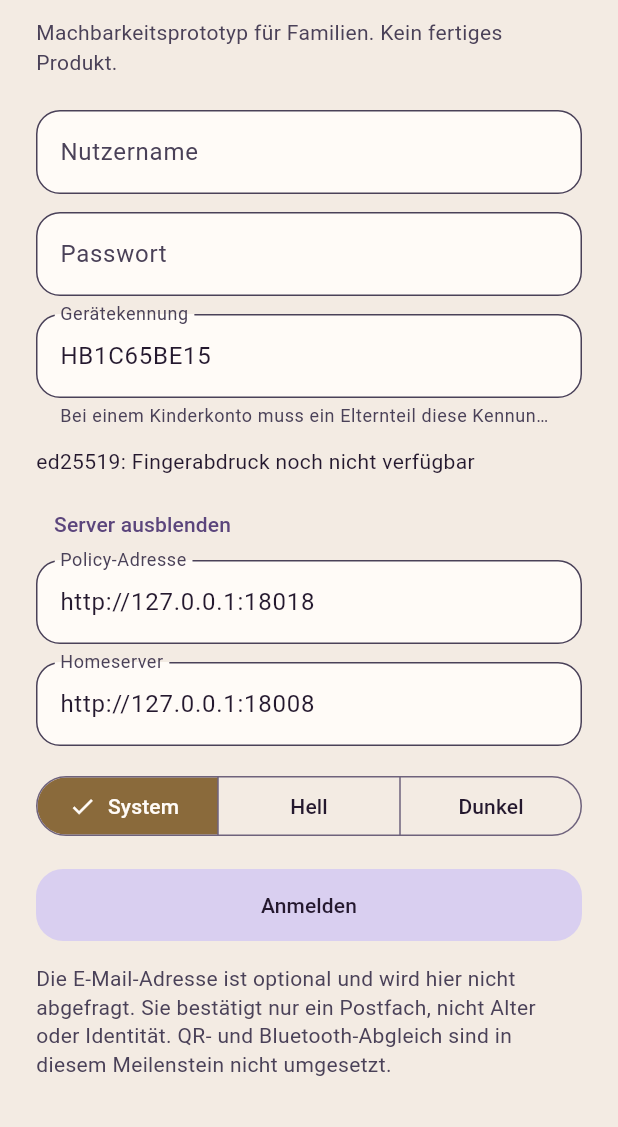
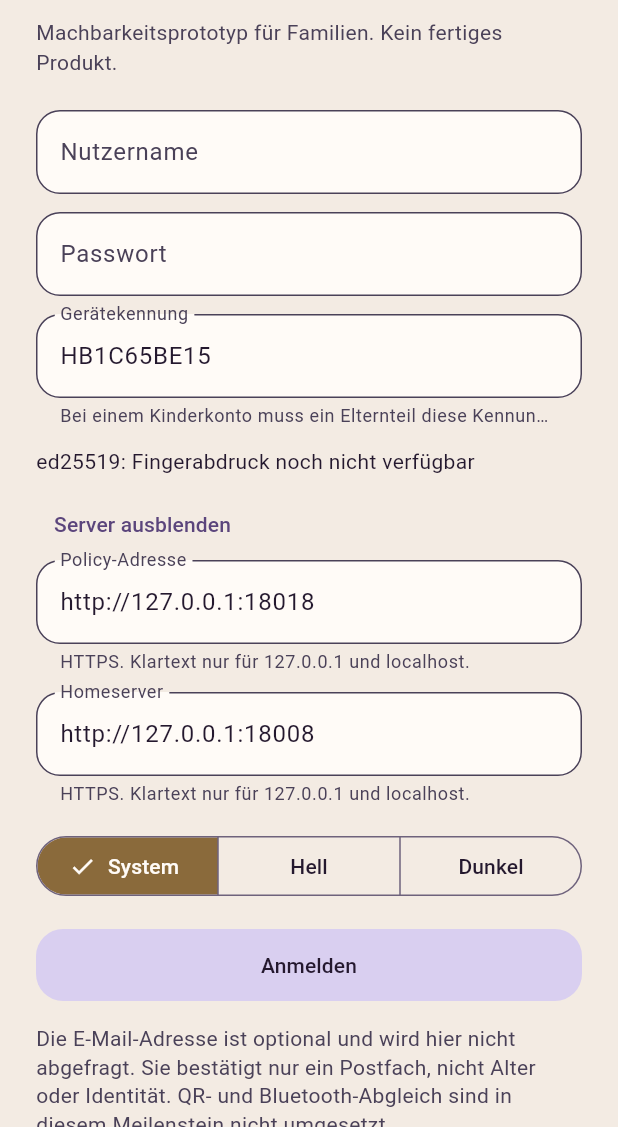
Before and after one commit to 0xNeonCode/HooBird, a Flutter app: the screen it shows after launch, after a tap on "Server anzeigen", on a phone screen of 412 x 824 dp, the part 109-1236 px from its top. Run offline on Flutter 3.47's test engine with Material 3 defaults, Android fonts, the phone set to English and light mode, and no system bars; our stand-ins replace image_picker, scrollable_positioned_list, shared_preferences, sqflite_common_ffi; missing offline and left inert: flutter_vodozemac, matrix, qr, vodozemac; accounts and stored records are empty.

Commit message:
Make homeserver and policy URLs a build setting.
Co-authored-by: Andreas Kirsch <andreas.kirsch@kirsch-simplytrade.de>

```diff
--- /dev/null
+++ b/app/lib/endpoints.dart
@@ -0,0 +1,77 @@
+// SPDX-License-Identifier: AGPL-3.0-or-later
+// Copyright 2026. Legal name of the copyright holder is not recorded in this repository.
+
+/// Loopback defaults. A build without `--dart-define` keeps these so the
+/// emulator and the local stack stay unchanged.
+const loopbackPolicyUrl = 'http://127.0.0.1:18018';
+const loopbackHomeserver = 'http://127.0.0.1:18008';
+
+/// Policy origin, including an optional path prefix. No trailing slash.
+const buildPolicyUrl = String.fromEnvironment(
+  'HOOBIRD_POLICY_BASE',
+  defaultValue: loopbackPolicyUrl,
+);
+
+/// Matrix Client-Server base. The SDK appends `/_matrix/...`.
+const buildHomeserver = String.fromEnvironment(
+  'HOOBIRD_HOMESERVER',
+  defaultValue: loopbackHomeserver,
+);
+
+/// True when this binary was compiled for a server other than loopback.
+/// A pinned build ignores a previously saved loopback address.
+bool get buildEndpointsPinned =>
+    buildPolicyUrl != loopbackPolicyUrl || buildHomeserver != loopbackHomeserver;
+
+bool loopbackHost(String host) {
+  switch (host.toLowerCase()) {
+    case '127.0.0.1':
+    case 'localhost':
+    case '::1':
+      return true;
+    default:
+      return false;
+  }
+}
+
+/// HTTPS everywhere except HTTP to this device's own loopback.
+/// Userinfo is rejected so a URL cannot carry a password.
+String? endpointRejection(String raw) {
+  final uri = Uri.tryParse(raw.trim());
+  if (uri == null || !uri.hasScheme || uri.host.isEmpty || uri.hasFragment) {
+    return 'Die Serveradresse ist ungültig.';
+  }
+  if (uri.userInfo.isNotEmpty) {
+    return 'Die Serveradresse darf keine Zugangsdaten enthalten.';
+  }
+  if (uri.scheme == 'https') return null;
+  if (uri.scheme == 'http' && loopbackHost(uri.host)) return null;
+  return 'Nur HTTPS ist erlaubt. Klartext-HTTP bleibt auf 127.0.0.1 und localhost beschränkt.';
+}
+
+bool sameEndpoint(String a, String b) {
+  String normalized(String raw) {
+    final uri = Uri.parse(raw.trim());
+    final path = uri.path.replaceAll(RegExp(r'/+$'), '');
+    return uri.replace(path: path, query: '', fragment: '').toString();
+  }
+
+  return normalized(a) == normalized(b);
+}
+
+String resolvedEndpoint(String? stored, String fallback) {
+  if (buildEndpointsPinned) return fallback;
+  if (stored == null || stored.trim().isEmpty) return fallback;
+  if (endpointRejection(stored) != null) return fallback;
+  return stored.trim();
+}
+
+/// Join [path] onto a policy base. A base of `https://host/policy` and a path
+/// of `/_hoobird/v1/login` becomes `https://host/policy/_hoobird/v1/login`.
+Uri policyRequestUri(String baseUrl, String path, {Map<String, String>? query}) {
+  final base = Uri.parse(baseUrl.trim().replaceAll(RegExp(r'/+$'), ''));
+  return base.replace(
+    path: '${base.path}$path',
+    queryParameters: query,
+  );
+}
--- a/app/lib/main.dart
+++ b/app/lib/main.dart
@@ -5,6 +5,7 @@ import 'package:flutter/material.dart';
 import 'package:matrix/matrix.dart';
 import 'package:shared_preferences/shared_preferences.dart';
 
+import 'endpoints.dart';
 import 'session.dart';
 import 'theme.dart';
 import 'ui/gate.dart';
@@ -17,11 +18,16 @@ Future<void> main() async {
   String? bootstrapError;
   Client? client;
   try {
+    final rejected = endpointRejection(buildHomeserver) ?? endpointRejection(buildPolicyUrl);
+    if (rejected != null) {
+      throw StateError(rejected);
+    }
+    await dropStoredSessionWhenBuildServerDiffers(prefs);
     await initVodozemac();
     client = await openHoobirdClient();
-    final stored = prefs.getString('homeserver');
+    final stored = resolvedEndpoint(prefs.getString('homeserver'), buildHomeserver);
     await client.init(
-      newHomeserver: stored == null || stored.isEmpty ? null : Uri.parse(stored),
+      newHomeserver: Uri.parse(stored),
     );
   } catch (exc) {
     bootstrapError = 'Start fehlgeschlagen: $exc';
--- a/app/lib/session.dart
+++ b/app/lib/session.dart
@@ -15,11 +15,24 @@ import 'package:shared_preferences/shared_preferences.dart';
 import 'package:sqflite_common_ffi/sqflite_ffi.dart';
 import 'package:vodozemac/vodozemac.dart' as olm;
 
+import 'endpoints.dart';
 import 'pickle_key.dart';
 import 'policy_api.dart';
 
-const defaultPolicyUrl = 'http://127.0.0.1:18018';
-const defaultHomeserver = 'http://127.0.0.1:18008';
+/// A binary built for a non-loopback server drops a saved session that still
+/// points at another address. It does not call that old server.
+Future<void> dropStoredSessionWhenBuildServerDiffers(SharedPreferences prefs) async {
+  if (!buildEndpointsPinned) return;
+  final stored = prefs.getString('homeserver');
+  await prefs.setString('homeserver', buildHomeserver);
+  await prefs.setString('policy_url', buildPolicyUrl);
+  if (stored == null || stored == buildHomeserver) return;
+  final directory = await getApplicationSupportDirectory();
+  for (final name in ['hoobird.sqlite', 'hoobird.sqlite-wal', 'hoobird.sqlite-shm']) {
+    final file = File(p.join(directory.path, name));
+    if (file.existsSync()) file.deleteSync();
+  }
+}
 
 Future<void> prepareDesktopDatabase() async {
   if (Platform.isLinux || Platform.isWindows) {
@@ -45,8 +58,8 @@ class HoobirdController extends ChangeNotifier {
   }) {
     themeMode = _readTheme(prefs.getString('theme'));
     deviceId = prefs.getString('device_id') ?? _newDeviceId();
-    policyUrl = prefs.getString('policy_url') ?? defaultPolicyUrl;
-    homeserver = prefs.getString('homeserver') ?? defaultHomeserver;
+    policyUrl = resolvedEndpoint(prefs.getString('policy_url'), buildPolicyUrl);
+    homeserver = resolvedEndpoint(prefs.getString('homeserver'), buildHomeserver);
     sendTyping = prefs.getBool('send_typing') ?? true;
     sendReceipts = prefs.getBool('send_receipts') ?? false;
     hideNotificationContent = prefs.getBool('hide_notification_content') ?? true;
@@ -87,6 +100,10 @@ class HoobirdController extends ChangeNotifier {
     error = null;
     notifyListeners();
     try {
+      final rejected = endpointRejection(policyUrl) ?? endpointRejection(homeserver);
+      if (rejected != null) {
+        throw PolicyException(0, 'endpoint_rejected', rejected);
+      }
       await prefs.setString('device_id', deviceId);
       await prefs.setString('policy_url', policyUrl);
       await prefs.setString('homeserver', homeserver);
@@ -98,7 +115,8 @@ class HoobirdController extends ChangeNotifier {
         throw PolicyException(500, 'bad_login', 'Die Anmeldung lieferte keine Sitzung.');
       }
       final server = Uri.parse(homeserver);
-      if (matrix.homeserver == null) {
+      final current = matrix.homeserver;
+      if (current == null || !sameEndpoint(current.toString(), homeserver)) {
         await matrix.checkHomeserver(server);
       }
       if (!matrix.isLogged()) {
--- a/app/lib/ui/gate.dart
+++ b/app/lib/ui/gate.dart
@@ -115,12 +115,18 @@ class _GatePageState extends State<GatePage> {
             if (_showEndpoints) ...[
               TextField(
                 controller: _policy,
-                decoration: const InputDecoration(labelText: 'Policy-Adresse'),
+                decoration: const InputDecoration(
+                  labelText: 'Policy-Adresse',
+                  helperText: 'HTTPS. Klartext nur für 127.0.0.1 und localhost.',
+                ),
               ),
               const SizedBox(height: 12),
               TextField(
                 controller: _server,
-                decoration: const InputDecoration(labelText: 'Homeserver'),
+                decoration: const InputDecoration(
+                  labelText: 'Homeserver',
+                  helperText: 'HTTPS. Klartext nur für 127.0.0.1 und localhost.',
+                ),
               ),
             ],
             const SizedBox(height: 16),
```
Also changed, not shown: app/lib/policy_api.dart (+12 -5 lines), 9 other files.
